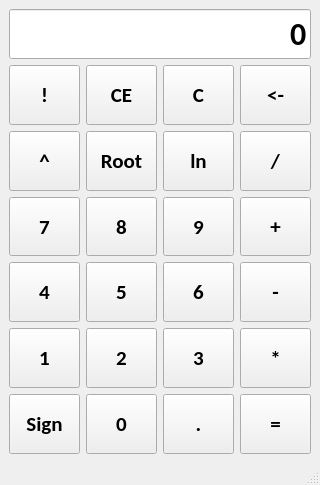
Old version of the form src/calc.ui in the repository actisPRO/IVS.
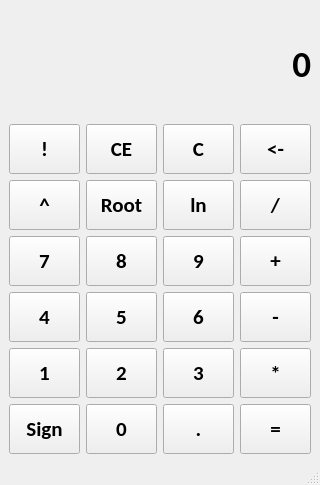
New version of the form.

Commit message: changed line edit to label, keyboard controls

What changed in the file:
```diff
--- a/src/calc.ui
+++ b/src/calc.ui
@@ -39,48 +39,36 @@
      <number>0</number>
     </property>
     <item>
-     <widget class="QLineEdit" name="lineEdit">
+     <widget class="QLabel" name="result">
       <property name="sizePolicy">
-       <sizepolicy hsizetype="Expanding" vsizetype="Fixed">
+       <sizepolicy hsizetype="Preferred" vsizetype="Preferred">
         <horstretch>0</horstretch>
-        <verstretch>0</verstretch>
+        <verstretch>15</verstretch>
        </sizepolicy>
       </property>
       <property name="minimumSize">
        <size>
         <width>0</width>
-        <height>50</height>
+        <height>0</height>
        </size>
       </property>
       <property name="font">
        <font>
         <family>Calibri</family>
-        <pointsize>24</pointsize>
+        <pointsize>28</pointsize>
         <weight>75</weight>
         <bold>true</bold>
        </font>
       </property>
-      <property name="focusPolicy">
-       <enum>Qt::StrongFocus</enum>
-      </property>
-      <property name="contextMenuPolicy">
-       <enum>Qt::NoContextMenu</enum>
+      <property name="layoutDirection">
+       <enum>Qt::LeftToRight</enum>
       </property>
       <property name="text">
-       <string notr="true">0</string>
-      </property>
-      <property name="maxLength">
-       <number>32</number>
-      </property>
-      <property name="frame">
-       <bool>true</bool>
+       <string>0</string>
       </property>
       <property name="alignment">
        <set>Qt::AlignRight|Qt::AlignTrailing|Qt::AlignVCenter</set>
       </property>
-      <property name="readOnly">
-       <bool>true</bool>
-      </property>
      </widget>
     </item>
     <item>
```
The commit also changes 2 other files.
